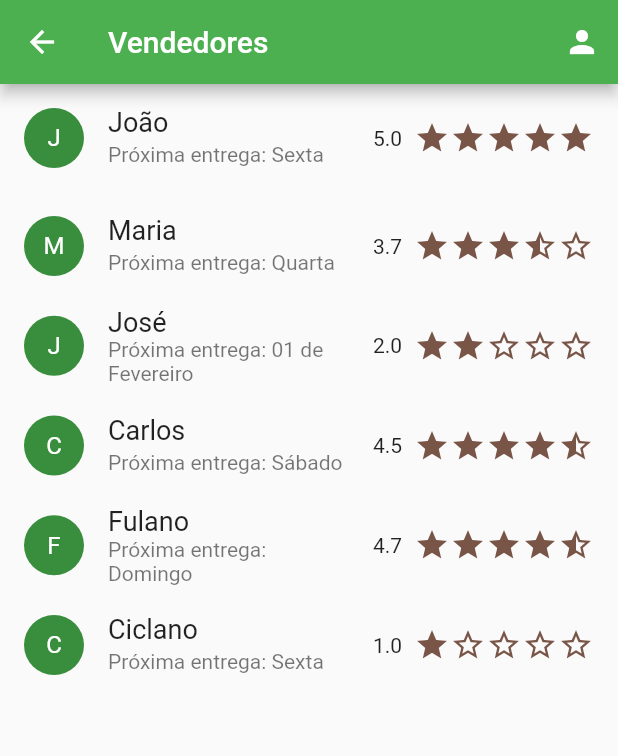
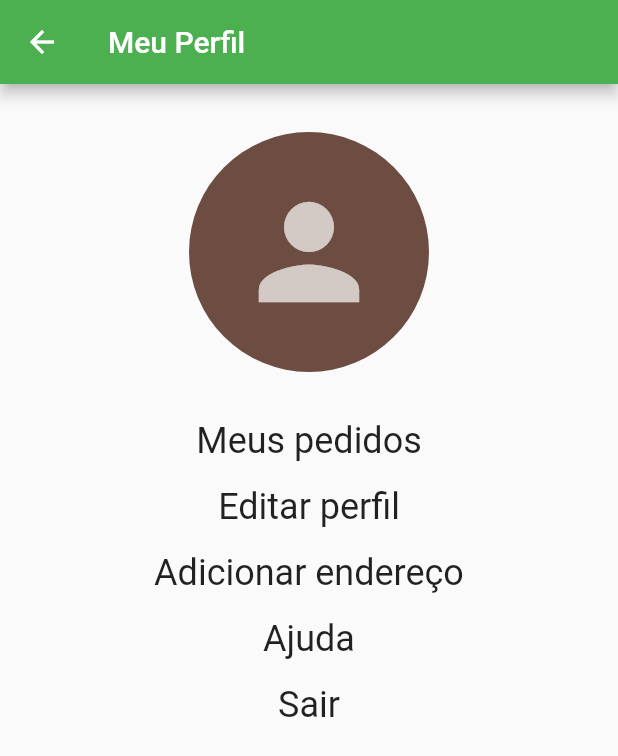
Before and after one commit to DaanMoura/Ubaia, a Flutter app: the Vendedores screen opened directly, after a tap on the "person" icon, on a phone screen of 412 x 824 dp. Shown: the top 756 px of the screen. Run offline on Flutter 3.47's test engine with Material 2 defaults, Android fonts, the phone set to English and light mode, and no system bars; network calls fail.

```diff
--- /dev/null
+++ b/lib/routes/perfil_usuario.dart
@@ -0,0 +1,70 @@
+import 'package:flutter/material.dart';
+import 'package:ubaia/routes/cadastro_endereco.dart';
+
+class PerfilUsuario extends StatelessWidget {
+
+  Widget _buildSection(
+      {@required String text, @required EdgeInsets padding, onTap}) {
+    return Center(
+      child: InkWell(
+        borderRadius: BorderRadius.all(Radius.circular(30)),
+        onTap: onTap,
+        child: Padding(
+          padding: padding,
+          child: Text(
+            text,
+            style: TextStyle(fontSize: 24),
+          ),
+        ),
+      ),
+    );
+  }
+
+  @override
+  Widget build(BuildContext context) {
+    return Scaffold(
+        appBar: AppBar(
+          title: Text("Meu Perfil"),
+        ),
+        body: ListView(
+          padding: EdgeInsets.only(top: 32),
+          children: <Widget>[
+            CircleAvatar(
+              radius: 80,
+              backgroundColor: Colors.brown[600],
+              child: Icon(
+                Icons.person,
+                size: 100,
+                color: Colors.white70,
+              ),
+            ),
+            _buildSection(
+              text: "Meus pedidos",
+              padding: EdgeInsets.only(top: 32, bottom: 8),
+            ),
+            _buildSection(
+              text: "Editar perfil",
+              padding: EdgeInsets.all(8),
+            ),
+            _buildSection(
+              text: "Adicionar endereço",
+              padding: EdgeInsets.all(8),
+              onTap: () {
+                Navigator.push(
+                  context,
+                  MaterialPageRoute(builder: (context) => CadastroEndereco()),
+                );
+              }
+            ),
+            _buildSection(
+              text: "Ajuda",
+              padding: EdgeInsets.all(8),
+            ),
+            _buildSection(
+              text: "Sair",
+              padding: EdgeInsets.all(8),
+            ),
+          ],
+        ));
+  }
+}
--- a/lib/routes/vendedores.dart
+++ b/lib/routes/vendedores.dart
@@ -1,6 +1,7 @@
 import 'package:flutter/material.dart';
 import 'package:ubaia/components/rating_stars.dart';
 import 'package:ubaia/routes/perfil_vendedor.dart';
+import 'package:ubaia/routes/perfil_usuario.dart';
 
 class Vendedores extends StatefulWidget {
   Vendedores({Key key, this.title}) : super(key: key);
@@ -24,6 +25,14 @@ class Vendedores extends StatefulWidget {
 }
 
 class _VendedoresState extends State<Vendedores> {
+
+  void _abrePerfil() {
+    Navigator.push(
+        context,
+        MaterialPageRoute(builder: (context) => PerfilUsuario())
+    );
+  }
+
 
   Widget _buildRow(int index) {
     return ListTile(
@@ -52,7 +61,7 @@ class _VendedoresState extends State<Vendedores> {
           IconButton(
             icon: Icon(Icons.person),
             color: Colors.white,
-            onPressed: () {},
+            onPressed: () {_abrePerfil();},
           ),
         ],
       ),
```
Also changed, not shown: lib/routes/cadastro_endereco.dart (added, +122 -0 lines), lib/routes/homepage.dart (+11 -1 lines), lib/routes/perfil_vendedor.dart (+9 -1 lines), 7 other files.
